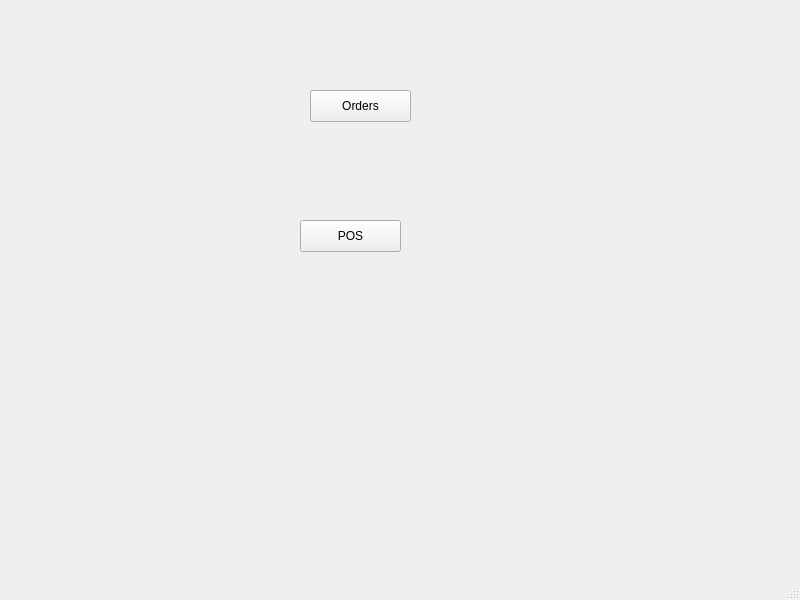
Old version of the form RMS_qt/mainwindow.ui in the repository dev-pratik02/RMS.
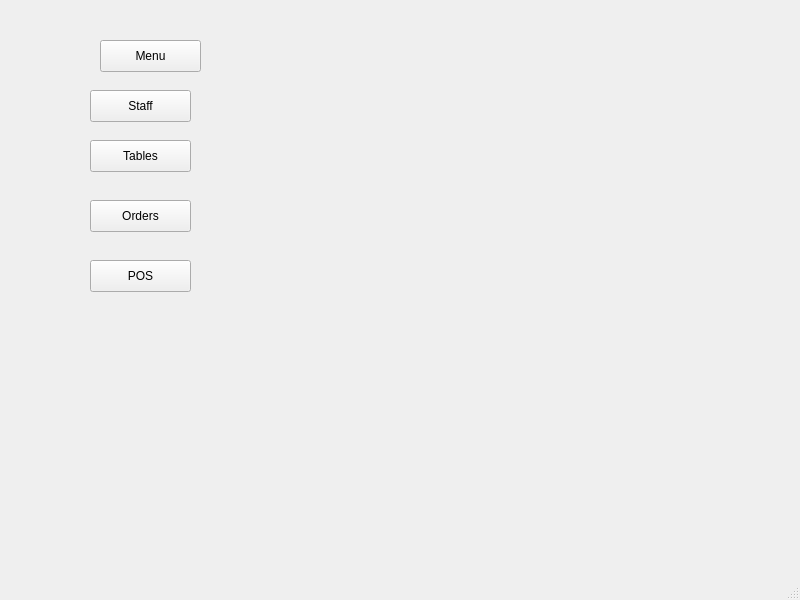
New version of the form.

The edit to the form file:
```diff
--- a/RMS_qt/mainwindow.ui
+++ b/RMS_qt/mainwindow.ui
@@ -17,8 +17,8 @@
    <widget class="QPushButton" name="pushButton">
     <property name="geometry">
      <rect>
-      <x>310</x>
-      <y>90</y>
+      <x>90</x>
+      <y>200</y>
       <width>101</width>
       <height>32</height>
      </rect>
@@ -30,8 +30,8 @@
    <widget class="QPushButton" name="pushButton_2">
     <property name="geometry">
      <rect>
-      <x>300</x>
-      <y>220</y>
+      <x>90</x>
+      <y>260</y>
       <width>101</width>
       <height>32</height>
      </rect>
@@ -40,6 +40,45 @@
      <string>POS</string>
     </property>
    </widget>
+   <widget class="QPushButton" name="btn_menu">
+    <property name="geometry">
+     <rect>
+      <x>100</x>
+      <y>40</y>
+      <width>101</width>
+      <height>32</height>
+     </rect>
+    </property>
+    <property name="text">
+     <string>Menu</string>
+    </property>
+   </widget>
+   <widget class="QPushButton" name="btn_staff">
+    <property name="geometry">
+     <rect>
+      <x>90</x>
+      <y>90</y>
+      <width>101</width>
+      <height>32</height>
+     </rect>
+    </property>
+    <property name="text">
+     <string>Staff</string>
+    </property>
+   </widget>
+   <widget class="QPushButton" name="btn_tables">
+    <property name="geometry">
+     <rect>
+      <x>90</x>
+      <y>140</y>
+      <width>101</width>
+      <height>32</height>
+     </rect>
+    </property>
+    <property name="text">
+     <string>Tables</string>
+    </property>
+   </widget>
   </widget>
   <widget class="QMenuBar" name="menubar">
    <property name="geometry">
```
Left out of the diff: 4 changed lines with no effect on the pictures.
